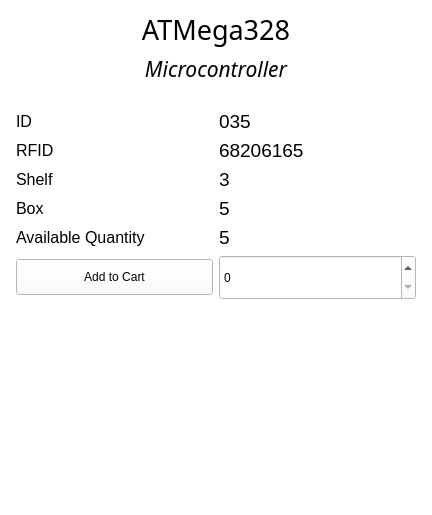
Old version of the form itemdetails.ui in the repository arc-bphc/sims-gui.
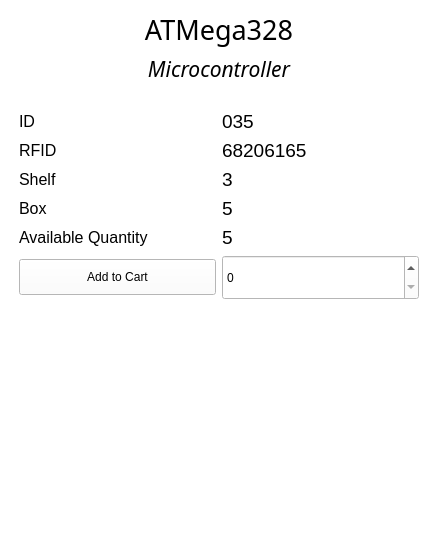
New version of the form. Icons and pictures are not drawn.

```diff
--- a/itemdetails.ui
+++ b/itemdetails.ui
@@ -6,8 +6,8 @@
    <rect>
     <x>0</x>
     <y>0</y>
-    <width>432</width>
-    <height>515</height>
+    <width>438</width>
+    <height>545</height>
    </rect>
   </property>
   <property name="windowTitle">
```
Left out of the diff: 3 changed lines with no effect on the pictures.
